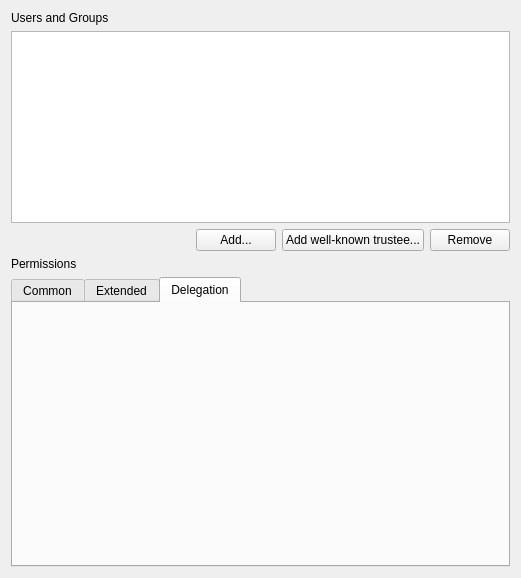
Before: the Qt Designer form src/admc/tabs/security_tab.ui in Samael340/admc, drawn with Qt 5.
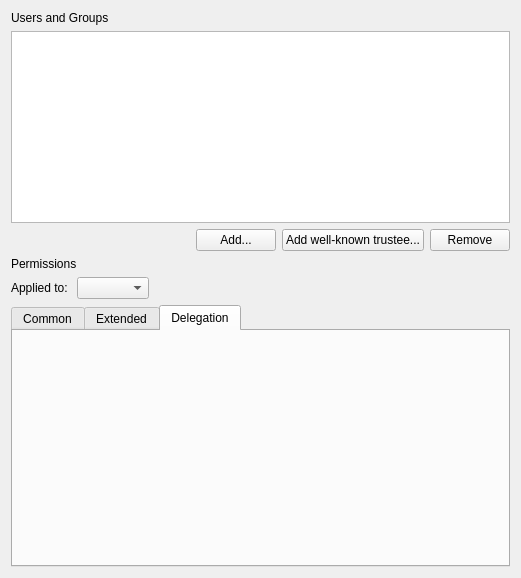
After: the same form once the commit is applied. The open tabs and pages were chosen to show the change. Custom widgets are drawn as their Qt base class.

Commit message:
Added permissions apply scope selection to security tab
Permissions scope can be selected via "Applied to" combo
box selection. Depending on selection, permissions will be
displayed and can be assigned to the target object with child
objects, only to the target object or to the children with
specific class.

Patch:
```diff
--- a/src/admc/tabs/security_tab.ui
+++ b/src/admc/tabs/security_tab.ui
@@ -94,6 +94,36 @@
      </property>
     </widget>
    </item>
+   <item>
+    <layout class="QHBoxLayout" name="horizontalLayout_2">
+     <property name="bottomMargin">
+      <number>0</number>
+     </property>
+     <item>
+      <widget class="QLabel" name="applied_to_label">
+       <property name="text">
+        <string>Applied to: </string>
+       </property>
+      </widget>
+     </item>
+     <item>
+      <widget class="QComboBox" name="applied_objects_cmbBox"/>
+     </item>
+     <item>
+      <spacer name="horizontalSpacer_2">
+       <property name="orientation">
+        <enum>Qt::Horizontal</enum>
+       </property>
+       <property name="sizeHint" stdset="0">
+        <size>
+         <width>40</width>
+         <height>20</height>
+        </size>
+       </property>
+      </spacer>
+     </item>
+    </layout>
+   </item>
    <item>
     <widget class="QTabWidget" name="permissions_tab_widget">
      <property name="sizePolicy">
@@ -102,6 +132,9 @@
        <verstretch>0</verstretch>
       </sizepolicy>
      </property>
+     <property name="tabShape">
+      <enum>QTabWidget::Rounded</enum>
+     </property>
      <property name="currentIndex">
       <number>0</number>
      </property>
```
Left out of the diff: 2 changed lines with no effect on the pictures. The commit also changes 4 other files.
